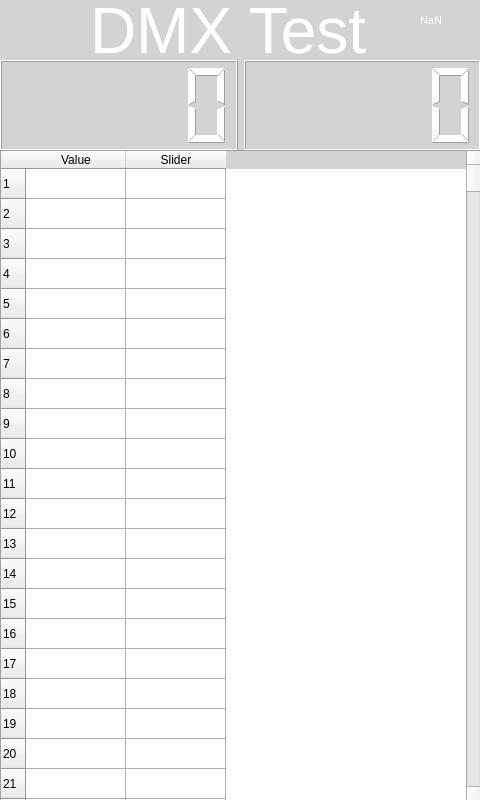
Qt form software/ui/mainwindow.ui (LukeLER/dmx-test-tool) before a commit.
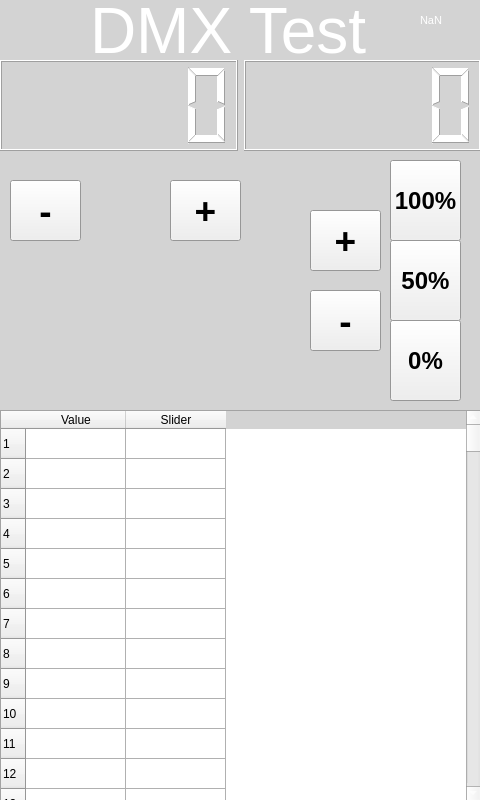
The same form after that commit.

Commit message: Add more gui elements for controlling

Diff of the .ui file:
```diff
--- a/software/ui/mainwindow.ui
+++ b/software/ui/mainwindow.ui
@@ -166,9 +166,9 @@
     <property name="geometry">
      <rect>
       <x>0</x>
-      <y>150</y>
+      <y>410</y>
       <width>481</width>
-      <height>651</height>
+      <height>391</height>
      </rect>
     </property>
     <property name="rowCount">
@@ -722,6 +722,146 @@
      </item>
     </layout>
    </widget>
+   <widget class="QPushButton" name="pushButton_100">
+    <property name="geometry">
+     <rect>
+      <x>390</x>
+      <y>160</y>
+      <width>71</width>
+      <height>81</height>
+     </rect>
+    </property>
+    <property name="font">
+     <font>
+      <pointsize>18</pointsize>
+      <weight>75</weight>
+      <bold>true</bold>
+     </font>
+    </property>
+    <property name="text">
+     <string>100%</string>
+    </property>
+   </widget>
+   <widget class="QPushButton" name="pushButton_50">
+    <property name="geometry">
+     <rect>
+      <x>390</x>
+      <y>240</y>
+      <width>71</width>
+      <height>81</height>
+     </rect>
+    </property>
+    <property name="font">
+     <font>
+      <pointsize>18</pointsize>
+      <weight>75</weight>
+      <bold>true</bold>
+     </font>
+    </property>
+    <property name="text">
+     <string>50%</string>
+    </property>
+   </widget>
+   <widget class="QPushButton" name="pushButton_0">
+    <property name="geometry">
+     <rect>
+      <x>390</x>
+      <y>320</y>
+      <width>71</width>
+      <height>81</height>
+     </rect>
+    </property>
+    <property name="font">
+     <font>
+      <pointsize>18</pointsize>
+      <weight>75</weight>
+      <bold>true</bold>
+     </font>
+    </property>
+    <property name="text">
+     <string>0%</string>
+    </property>
+   </widget>
+   <widget class="QPushButton" name="pushButton_plus">
+    <property name="geometry">
+     <rect>
+      <x>310</x>
+      <y>210</y>
+      <width>71</width>
+      <height>61</height>
+     </rect>
+    </property>
+    <property name="font">
+     <font>
+      <pointsize>28</pointsize>
+      <weight>75</weight>
+      <bold>true</bold>
+     </font>
+    </property>
+    <property name="text">
+     <string>+</string>
+    </property>
+   </widget>
+   <widget class="QPushButton" name="pushButton_minus">
+    <property name="geometry">
+     <rect>
+      <x>310</x>
+      <y>290</y>
+      <width>71</width>
+      <height>61</height>
+     </rect>
+    </property>
+    <property name="font">
+     <font>
+      <pointsize>28</pointsize>
+      <weight>75</weight>
+      <bold>true</bold>
+     </font>
+    </property>
+    <property name="text">
+     <string>-</string>
+    </property>
+   </widget>
+   <widget class="QPushButton" name="pushButton_plus_channel">
+    <property name="geometry">
+     <rect>
+      <x>170</x>
+      <y>180</y>
+      <width>71</width>
+      <height>61</height>
+     </rect>
+    </property>
+    <property name="font">
+     <font>
+      <pointsize>28</pointsize>
+      <weight>75</weight>
+      <bold>true</bold>
+     </font>
+    </property>
+    <property name="text">
+     <string>+</string>
+    </property>
+   </widget>
+   <widget class="QPushButton" name="pushButton_minus_channel">
+    <property name="geometry">
+     <rect>
+      <x>10</x>
+      <y>180</y>
+      <width>71</width>
+      <height>61</height>
+     </rect>
+    </property>
+    <property name="font">
+     <font>
+      <pointsize>28</pointsize>
+      <weight>75</weight>
+      <bold>true</bold>
+     </font>
+    </property>
+    <property name="text">
+     <string>-</string>
+    </property>
+   </widget>
   </widget>
  </widget>
  <resources/>
```
Left out of the diff: 6 changed lines with no effect on the pictures. The commit also changes 1 other file.
